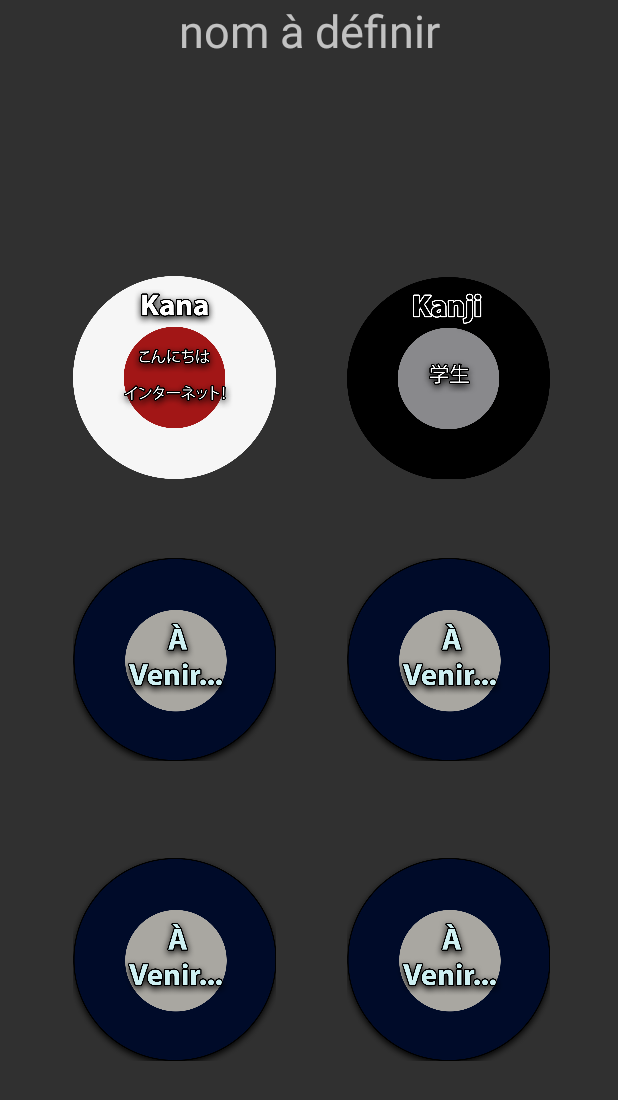
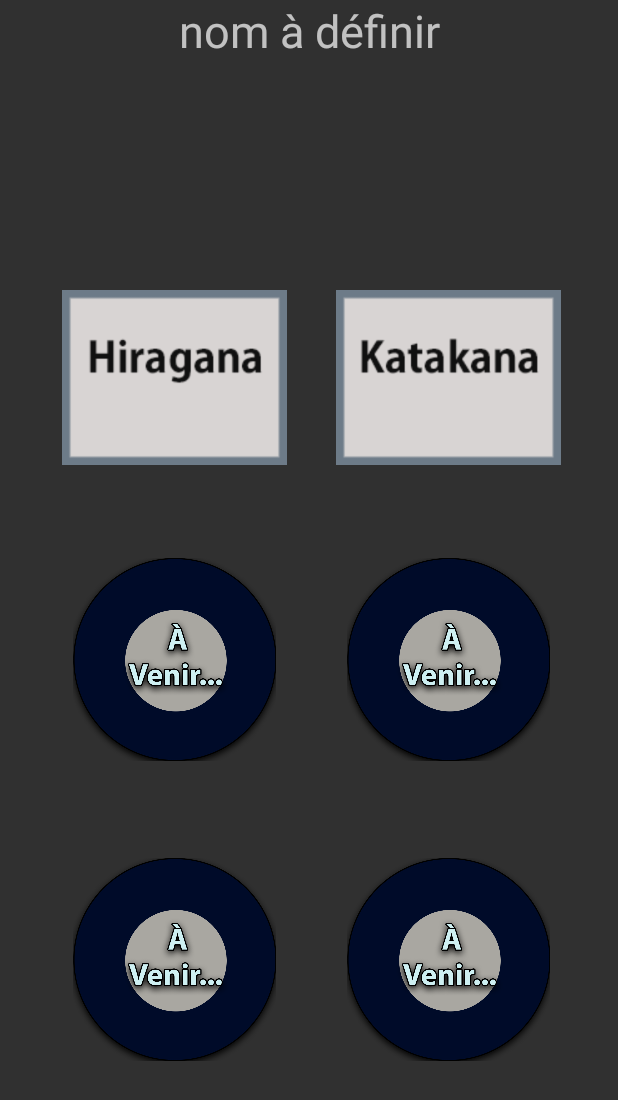
Before and after one commit to TaigaProZz/Learn-Jap-App, an Android app: the screen it shows after launch (MainActivity), on a phone screen of 412 x 824 dp. Shown: the top 1100 px of the screen. Run offline under Robolectric (Android 15) with nearby library versions, the phone set to English and light mode, and no system bars.

Commit message:
name id changed

```diff
--- a/app/src/main/res/layout/activity_main.xml
+++ b/app/src/main/res/layout/activity_main.xml
@@ -17,7 +17,7 @@
         app:layout_constraintHorizontal_bias="0.157"
         app:layout_constraintStart_toStartOf="parent"
         app:layout_constraintTop_toTopOf="parent"
-        app:srcCompat="@drawable/kana_simple"
+        app:srcCompat="@drawable/hiragana_button_main"
         tools:ignore="MissingConstraints" />
 
     <ImageView
@@ -30,7 +30,7 @@
         app:layout_constraintHorizontal_bias="0.854"
         app:layout_constraintStart_toStartOf="parent"
         app:layout_constraintTop_toTopOf="parent"
-        app:srcCompat="@drawable/kanji_1"
+        app:srcCompat="@drawable/katakana_button_main"
         tools:ignore="MissingConstraints" />
 
     <ImageView
```
